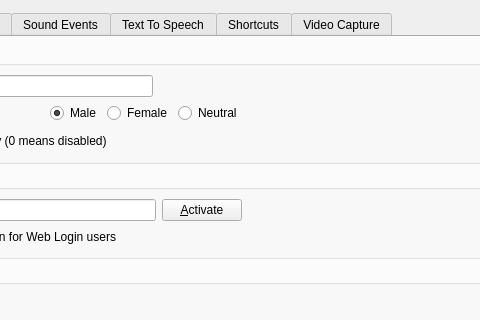
Old version of the form Client/qtTeamTalk/preferences.ui in the repository BearWare/TeamTalk5; both pictures show x 318 to 798 and y 0 to 320 of the 881 by 695 pixel window.
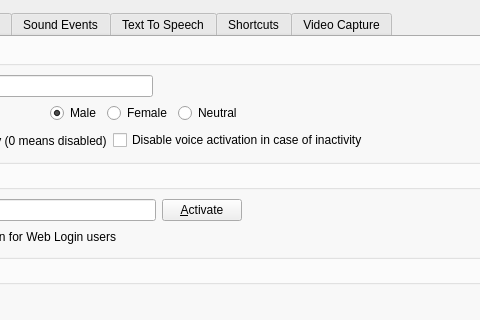
New version of the form. Icons and pictures are not drawn. Custom widgets are drawn as their Qt base class.

Commit message: Option to disable voice activation when inactive

Diff of the .ui file:
```diff
--- a/Client/qtTeamTalk/preferences.ui
+++ b/Client/qtTeamTalk/preferences.ui
@@ -174,6 +174,13 @@
               </property>
              </widget>
             </item>
+            <item>
+             <widget class="QCheckBox" name="disableVoiceActCheckBox">
+              <property name="text">
+               <string>Disable voice activation in case of inactivity</string>
+              </property>
+             </widget>
+            </item>
             <item>
              <spacer name="horizontalSpacer_2">
               <property name="orientation">
```
The commit also changes 4 other files.
